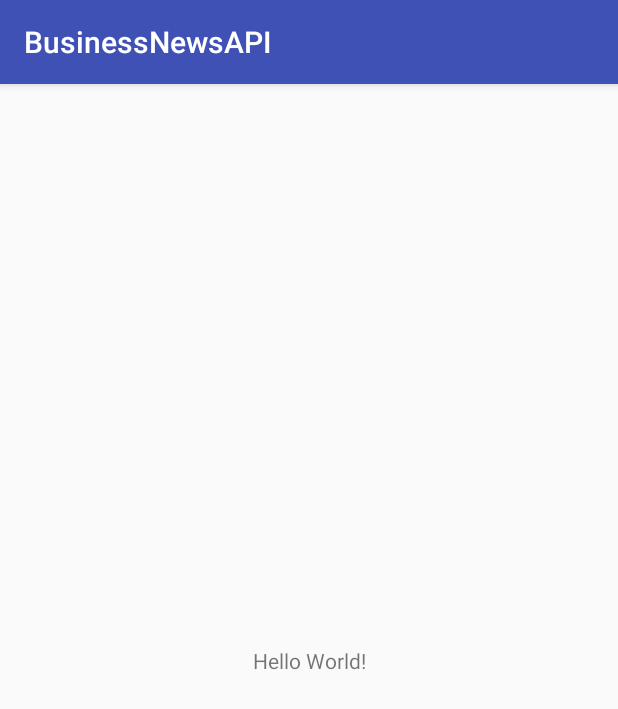
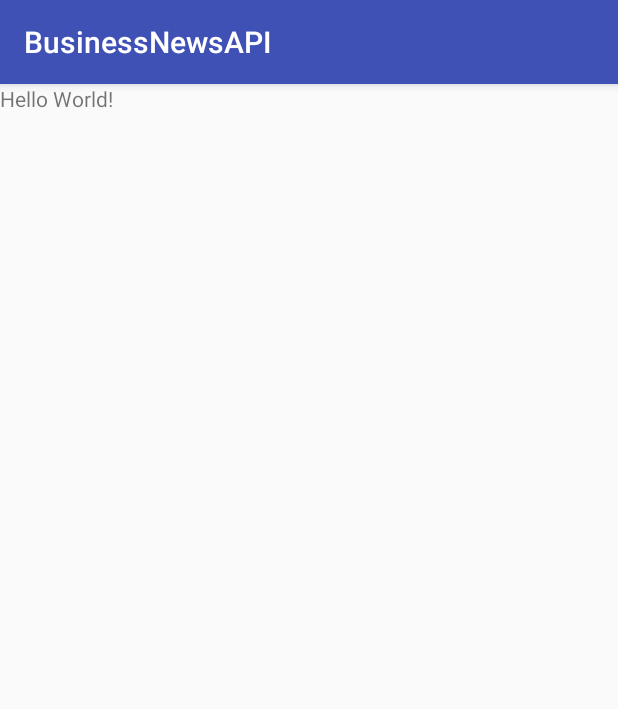
Before and after one commit to ShinyQ/BusinessNewsAPI, an Android app: the screen it shows after launch (MainActivity), on a phone screen of 412 x 824 dp. Shown: the top 709 px of the screen. Run offline under Robolectric (Android 15) with nearby library versions, the phone set to English and light mode, and no system bars.

Commit message:
- Delete All ConstraintLayout Element in activity_main.xml + Adding LinearLayout as main layout in activity_main.xml - Delete Constraint Layout library in Depedencies

```diff
--- a/app/build.gradle
+++ b/app/build.gradle
@@ -21,7 +21,6 @@ android {
 dependencies {
     implementation fileTree(dir: 'libs', include: ['*.jar'])
     implementation 'com.android.support:appcompat-v7:26.1.0'
-    implementation 'com.android.support.constraint:constraint-layout:1.0.2'
     testImplementation 'junit:junit:4.12'
     androidTestImplementation 'com.android.support.test:runner:1.0.1'
     androidTestImplementation 'com.android.support.test.espresso:espresso-core:3.0.1'
--- a/app/src/main/res/layout/activity_main.xml
+++ b/app/src/main/res/layout/activity_main.xml
@@ -1,5 +1,6 @@
 <?xml version="1.0" encoding="utf-8"?>
-<android.support.constraint.ConstraintLayout xmlns:android="http://schemas.android.com/apk/res/android"
+<LinearLayout
+    xmlns:android="http://schemas.android.com/apk/res/android"
     xmlns:app="http://schemas.android.com/apk/res-auto"
     xmlns:tools="http://schemas.android.com/tools"
     android:layout_width="match_parent"
@@ -10,9 +11,6 @@
         android:layout_width="wrap_content"
         android:layout_height="wrap_content"
         android:text="Hello World!"
-        app:layout_constraintBottom_toBottomOf="parent"
-        app:layout_constraintLeft_toLeftOf="parent"
-        app:layout_constraintRight_toRightOf="parent"
-        app:layout_constraintTop_toTopOf="parent" />
+        />
 
-</android.support.constraint.ConstraintLayout>
+</LinearLayout>
```
